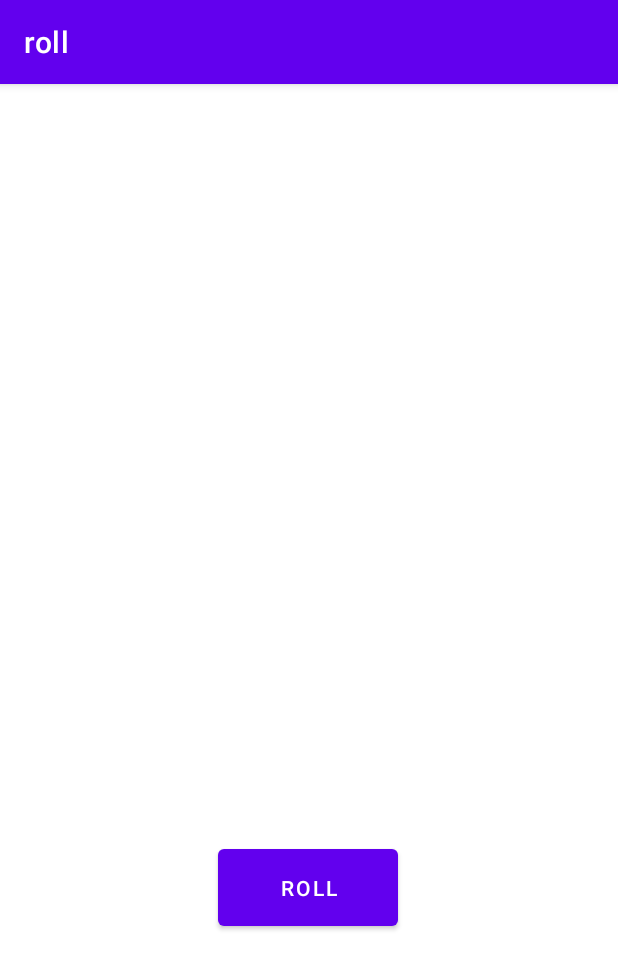
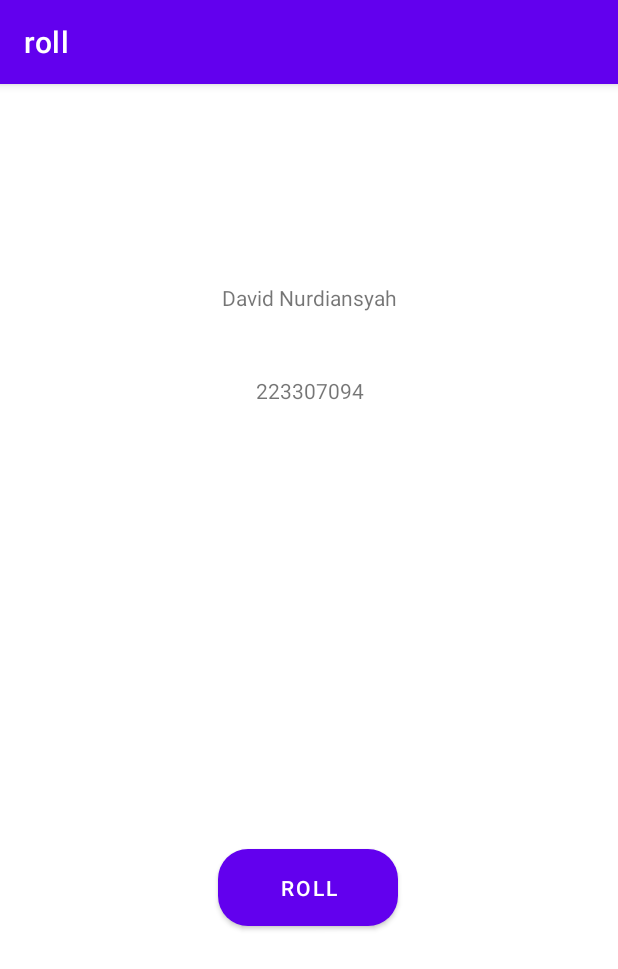
Before and after one commit to DavidNurdiansyah/Dice-Roller, an Android app: the screen it shows after launch (MainActivity), on a phone screen of 412 x 824 dp. Shown: the top 969 px of the screen. Run offline under Robolectric (Android 15) with nearby library versions, the phone set to English and light mode, and no system bars.

Commit message:
menambahkan nama dan juga nim

```diff
--- a/app/src/main/java/com/david/diceroller/MainActivity.kt
+++ b/app/src/main/java/com/david/diceroller/MainActivity.kt
@@ -5,7 +5,6 @@ import android.os.Bundle
 import android.widget.Button
 import android.widget.ImageView
 import android.widget.TextView
-import android.widget.Toast
 
 class MainActivity : AppCompatActivity() {
     override fun onCreate(savedInstanceState: Bundle?) {
@@ -17,6 +16,7 @@ class MainActivity : AppCompatActivity() {
                 rollDice()
             }
         }
+        txt()
     }
 
     private fun rollDice() {
@@ -34,4 +34,11 @@ class MainActivity : AppCompatActivity() {
         diceImage.setImageResource(drawableResource)
 
     }
+    fun txt(){
+        val name: TextView = findViewById(R.id.TextView)
+        val nim: TextView = findViewById(R.id.txt2)
+        name.text = "David Nurdiansyah"
+        nim.text = "223307094"
+
+    }
 }
--- a/app/src/main/res/layout/activity_main.xml
+++ b/app/src/main/res/layout/activity_main.xml
@@ -12,10 +12,12 @@
         android:layout_height="63dp"
         android:layout_marginTop="20dp"
         android:text="@string/roll"
+        app:cornerRadius="20dp"
         app:layout_constraintEnd_toEndOf="parent"
         app:layout_constraintHorizontal_bias="0.498"
         app:layout_constraintStart_toStartOf="parent"
-        app:layout_constraintTop_toBottomOf="@+id/imageView" />
+        app:layout_constraintTop_toBottomOf="@+id/imageView"
+        app:rippleColor="#F44336" />
 
     <ImageView
         android:id="@+id/imageView"
@@ -27,4 +29,30 @@
         app:layout_constraintTop_toTopOf="parent"
         tools:srcCompat="@drawable/dice_1" />
 
+    <TextView
+        android:id="@+id/TextView"
+        android:layout_width="wrap_content"
+        android:layout_height="wrap_content"
+        android:text="TextView"
+        android:textColorHint="#CC90D6"
+        app:layout_constraintBottom_toTopOf="@+id/imageView"
+        app:layout_constraintEnd_toEndOf="parent"
+        app:layout_constraintStart_toStartOf="parent"
+        app:layout_constraintTop_toTopOf="parent"
+        tools:ignore="MissingConstraints" />
+
+    <TextView
+        android:id="@+id/txt2"
+        android:layout_width="wrap_content"
+        android:layout_height="wrap_content"
+        android:text="TextView"
+        android:textColorHint="#CC90D6"
+        app:layout_constraintBottom_toTopOf="@+id/imageView"
+        app:layout_constraintEnd_toEndOf="parent"
+        app:layout_constraintHorizontal_bias="0.501"
+        app:layout_constraintStart_toStartOf="parent"
+        app:layout_constraintTop_toBottomOf="@+id/TextView"
+        app:layout_constraintVertical_bias="0.38"
+        tools:ignore="MissingConstraints" />
+
 </androidx.constraintlayout.widget.ConstraintLayout>
```
